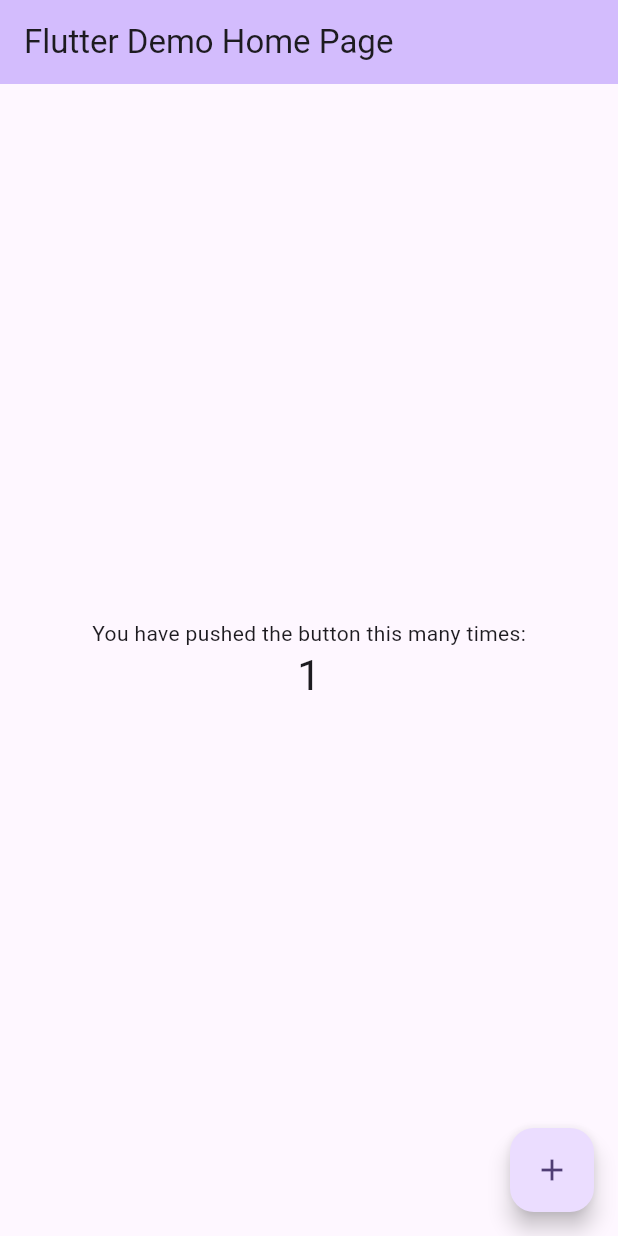
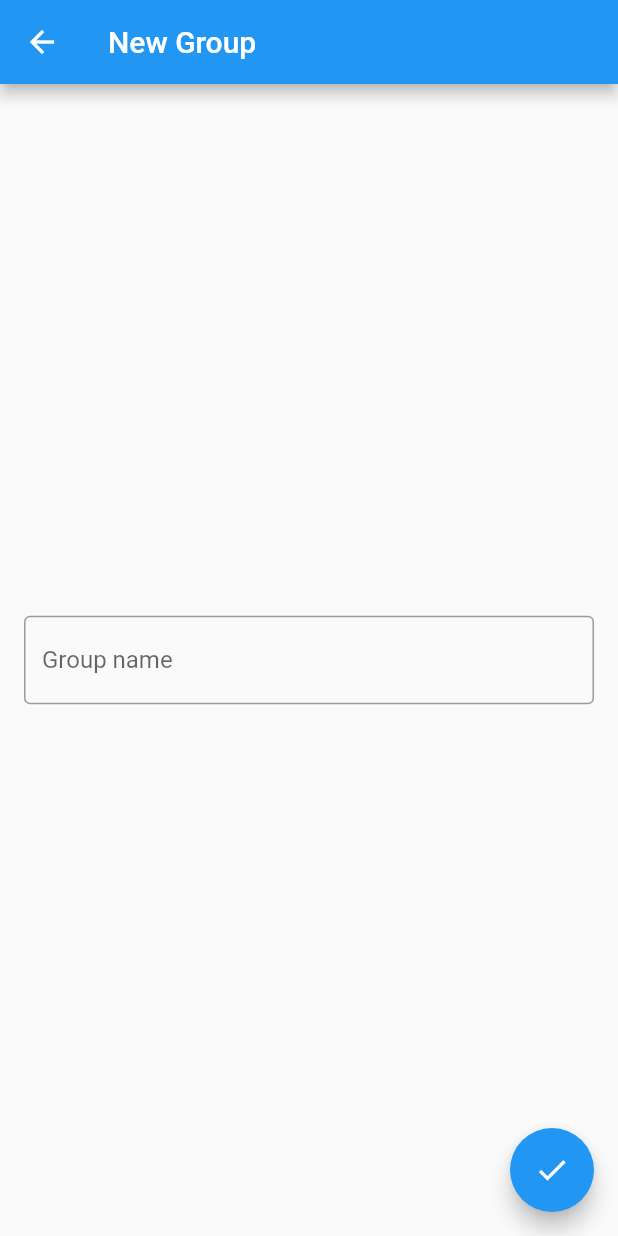
Before and after one commit to akniyet512/todo_hive, a Flutter app: the screen it shows after launch, after a tap on the "add" icon, on a phone screen of 412 x 824 dp. Run offline on Flutter 3.47's test engine with Material 2 defaults, Android fonts, the phone set to English and light mode, and no system bars; our stand-ins replace flutter_slidable, hive, hive_flutter; accounts and stored records are empty.

Commit message:
groups creation, reading, deletion

```diff
--- /dev/null
+++ b/lib/domain/entity/group.dart
@@ -0,0 +1,13 @@
+import 'package:hive/hive.dart';
+
+part "group.g.dart";
+
+@HiveType(typeId: 0)
+class Group {
+  @HiveField(0)
+  String name;
+
+  Group({
+    required this.name,
+  });
+}
--- a/lib/main.dart
+++ b/lib/main.dart
@@ -1,125 +1,27 @@
 import 'package:flutter/material.dart';
+import 'package:hive_flutter/hive_flutter.dart';
+import 'package:todo_hive/widgets/group_form/group_form_widget.dart';
+import 'package:todo_hive/widgets/groups/groups_widget.dart';
 
-void main() {
+//flutter packages pub run build_runner watch
+void main() async {
+  WidgetsFlutterBinding.ensureInitialized();
+  await Hive.initFlutter();
   runApp(const MyApp());
 }
 
 class MyApp extends StatelessWidget {
   const MyApp({super.key});
 
-  // This widget is the root of your application.
   @override
   Widget build(BuildContext context) {
     return MaterialApp(
-      title: 'Flutter Demo',
-      theme: ThemeData(
-        // This is the theme of your application.
-        //
-        // TRY THIS: Try running your application with "flutter run". You'll see
-        // the application has a blue toolbar. Then, without quitting the app,
-        // try changing the seedColor in the colorScheme below to Colors.green
-        // and then invoke "hot reload" (save your changes or press the "hot
-        // reload" button in a Flutter-supported IDE, or press "r" if you used
-        // the command line to start the app).
-        //
-        // Notice that the counter didn't reset back to zero; the application
-        // state is not lost during the reload. To reset the state, use hot
-        // restart instead.
-        //
-        // This works for code too, not just values: Most code changes can be
-        // tested with just a hot reload.
-        colorScheme: ColorScheme.fromSeed(seedColor: Colors.deepPurple),
-        useMaterial3: true,
-      ),
-      home: const MyHomePage(title: 'Flutter Demo Home Page'),
+      debugShowCheckedModeBanner: false,
+      routes: {
+        "/groups": (context) => const GroupsWidget(),
+        "/groups/form": (context) => const GroupFormWidget(),
+      },
+      initialRoute: "/groups",
     );
   }
 }
-
-class MyHomePage extends StatefulWidget {
-  const MyHomePage({super.key, required this.title});
-
-  // This widget is the home page of your application. It is stateful, meaning
-  // that it has a State object (defined below) that contains fields that affect
-  // how it looks.
-
-  // This class is the configuration for the state. It holds the values (in this
-  // case the title) provided by the parent (in this case the App widget) and
-  // used by the build method of the State. Fields in a Widget subclass are
-  // always marked "final".
-
-  final String title;
-
-  @override
-  State<MyHomePage> createState() => _MyHomePageState();
-}
-
-class _MyHomePageState extends State<MyHomePage> {
-  int _counter = 0;
-
-  void _incrementCounter() {
-    setState(() {
-      // This call to setState tells the Flutter framework that something has
-      // changed in this State, which causes it to rerun the build method below
-      // so that the display can reflect the updated values. If we changed
-      // _counter without calling setState(), then the build method would not be
-      // called again, and so nothing would appear to happen.
-      _counter++;
-    });
-  }
-
-  @override
-  Widget build(BuildContext context) {
-    // This method is rerun every time setState is called, for instance as done
-    // by the _incrementCounter method above.
-    //
-    // The Flutter framework has been optimized to make rerunning build methods
-    // fast, so that you can just rebuild anything that needs updating rather
-    // than having to individually change instances of widgets.
-    return Scaffold(
-      appBar: AppBar(
-        // TRY THIS: Try changing the color here to a specific color (to
-        // Colors.amber, perhaps?) and trigger a hot reload to see the AppBar
-        // change color while the other colors stay the same.
-        backgroundColor: Theme.of(context).colorScheme.inversePrimary,
-        // Here we take the value from the MyHomePage object that was created by
-        // the App.build method, and use it to set our appbar title.
-        title: Text(widget.title),
-      ),
-      body: Center(
-        // Center is a layout widget. It takes a single child and positions it
-        // in the middle of the parent.
-        child: Column(
-          // Column is also a layout widget. It takes a list of children and
-          // arranges them vertically. By default, it sizes itself to fit its
-          // children horizontally, and tries to be as tall as its parent.
-          //
-          // Column has various properties to control how it sizes itself and
-          // how it positions its children. Here we use mainAxisAlignment to
-          // center the children vertically; the main axis here is the vertical
-          // axis because Columns are vertical (the cross axis would be
-          // horizontal).
-          //
-          // TRY THIS: Invoke "debug painting" (choose the "Toggle Debug Paint"
-          // action in the IDE, or press "p" in the console), to see the
-          // wireframe for each widget.
-          mainAxisAlignment: MainAxisAlignment.center,
-          children: <Widget>[
-            const Text(
-              'You have pushed the button this many times:',
-            ),
-            Text(
-              '$_counter',
-              style: Theme.of(context).textTheme.headlineMedium,
-            ),
-          ],
-        ),
-      ),
-      floatingActionButton: FloatingActionButton(
-        onPressed: _incrementCounter,
-        tooltip: 'Increment',
-        child: const Icon(Icons.add),
-      ), // This trailing comma makes auto-formatting nicer for build methods.
-    );
-  }
-}
--- /dev/null
+++ b/lib/widgets/group_form/group_form_widget.dart
@@ -0,0 +1,64 @@
+import 'package:flutter/material.dart';
+import 'package:todo_hive/widgets/group_form/group_form_widget_model.dart';
+
+class GroupFormWidget extends StatefulWidget {
+  const GroupFormWidget({super.key});
+
+  @override
+  State<GroupFormWidget> createState() => _GroupFormWidgetState();
+}
+
+class _GroupFormWidgetState extends State<GroupFormWidget> {
+  final GroupFormWidgetModel _model = GroupFormWidgetModel();
+
+  @override
+  Widget build(BuildContext context) {
+    return GroupFormWidgetModelProvider(
+      model: _model,
+      child: const _GroupFormWidgetBody(),
+    );
+  }
+}
+
+class _GroupFormWidgetBody extends StatelessWidget {
+  const _GroupFormWidgetBody();
+
+  @override
+  Widget build(BuildContext context) {
+    return Scaffold(
+      appBar: AppBar(
+        title: const Text("New Group"),
+      ),
+      body: const Center(
+        child: Padding(
+          padding: EdgeInsets.symmetric(horizontal: 16),
+          child: _GroupNameWidget(),
+        ),
+      ),
+      floatingActionButton: FloatingActionButton(
+        onPressed: () async => await GroupFormWidgetModelProvider.read(context)
+            ?.model
+            .saveGroup(context),
+        child: const Icon(Icons.done),
+      ),
+    );
+  }
+}
+
+class _GroupNameWidget extends StatelessWidget {
+  const _GroupNameWidget();
+
+  @override
+  Widget build(BuildContext context) {
+    final GroupFormWidgetModel? model =
+        GroupFormWidgetModelProvider.read(context)?.model;
+    return TextField(
+      decoration: const InputDecoration(
+        border: OutlineInputBorder(),
+        hintText: "Group name",
+      ),
+      onChanged: (value) => model!.groupName = value,
+      onEditingComplete: () async => await model!.saveGroup(context),
+    );
+  }
+}
--- /dev/null
+++ b/lib/widgets/group_form/group_form_widget_model.dart
@@ -0,0 +1,49 @@
+import 'package:flutter/material.dart';
+import 'package:hive/hive.dart';
+import 'package:todo_hive/domain/entity/group.dart';
+
+class GroupFormWidgetModel {
+  String groupName = "";
+  Future<void> saveGroup(BuildContext context) async {
+    if (groupName.isEmpty) return;
+
+    if (!Hive.isAdapterRegistered(0)) {
+      Hive.registerAdapter(GroupAdapter());
+    }
+
+    final Box groupBox = await Hive.openBox<Group>("group_box");
+    final Group group = Group(name: groupName);
+    await groupBox.add(group).whenComplete(() {
+      Navigator.of(context).pop();
+    });
+  }
+}
+
+class GroupFormWidgetModelProvider extends InheritedWidget {
+  final GroupFormWidgetModel model;
+
+  const GroupFormWidgetModelProvider({
+    super.key,
+    required Widget child,
+    required this.model,
+  }) : super(
+          child: child,
+        );
+
+  static GroupFormWidgetModelProvider? watch(BuildContext context) {
+    return context
+        .dependOnInheritedWidgetOfExactType<GroupFormWidgetModelProvider>();
+  }
+
+  static GroupFormWidgetModelProvider? read(BuildContext context) {
+    final Widget? widget = context
+        .getElementForInheritedWidgetOfExactType<GroupFormWidgetModelProvider>()
+        ?.widget;
+    return widget is GroupFormWidgetModelProvider ? widget : null;
+  }
+
+  @override
+  bool updateShouldNotify(covariant GroupFormWidgetModelProvider oldWidget) {
+    return true;
+  }
+}
--- /dev/null
+++ b/lib/widgets/groups/groups_widget.dart
@@ -0,0 +1,94 @@
+import 'package:flutter/material.dart';
+import 'package:flutter_slidable/flutter_slidable.dart';
+import 'package:todo_hive/domain/entity/group.dart';
+import 'package:todo_hive/widgets/groups/groups_widget_model.dart';
+
+class GroupsWidget extends StatefulWidget {
+  const GroupsWidget({super.key});
+
+  @override
+  State<GroupsWidget> createState() => _GroupsWidgetState();
+}
+
+class _GroupsWidgetState extends State<GroupsWidget> {
+  final GroupsWidgetModel _model = GroupsWidgetModel();
+
+  @override
+  Widget build(BuildContext context) {
+    return GroupsWidgetModelProvider(
+      model: _model,
+      child: const _GroupsWidgetBody(),
+    );
+  }
+}
+
+class _GroupsWidgetBody extends StatelessWidget {
+  const _GroupsWidgetBody();
+
+  @override
+  Widget build(BuildContext context) {
+    return Scaffold(
+      appBar: AppBar(
+        title: const Text("Groups"),
+      ),
+      body: const _GroupsList(),
+      floatingActionButton: FloatingActionButton(
+        onPressed: () async => await GroupsWidgetModelProvider.read(context)
+            ?.model
+            .showForm(context),
+        child: const Icon(Icons.add),
+      ),
+    );
+  }
+}
+
+class _GroupsList extends StatelessWidget {
+  const _GroupsList();
+
+  @override
+  Widget build(BuildContext context) {
+    final int groupsCount =
+        GroupsWidgetModelProvider.watch(context)?.model.groups.length ?? 0;
+    return ListView.separated(
+      itemBuilder: (context, index) {
+        return _GroupsListRowWidget(index: index);
+      },
+      separatorBuilder: (context, index) {
+        return const Divider(
+          thickness: 2,
+          height: 3,
+        );
+      },
+      itemCount: groupsCount,
+    );
+  }
+}
+
+class _GroupsListRowWidget extends StatelessWidget {
+  final int index;
+  const _GroupsListRowWidget({required this.index});
+
+  @override
+  Widget build(BuildContext context) {
+    final Group group = GroupsWidgetModelProvider.read(context)!.model.groups[index];
+    return Slidable(
+      endActionPane: ActionPane(
+        motion: const ScrollMotion(),
+        children: [
+          SlidableAction(
+            onPressed: (context) async => GroupsWidgetModelProvider.read(context)!.model.deleteGroup(index),
+            backgroundColor: const Color(0xFFFE4A49),
+            foregroundColor: Colors.white,
+            icon: Icons.delete,
+            label: 'Delete',
+          ),
+        ],
+      ),
+      child: ListTile(
+        title: Text(group.name),
+        trailing: const Icon(Icons.chevron_right),
+        onTap: () {},
+      ),
+    );
+  }
+}
--- /dev/null
+++ b/lib/widgets/groups/groups_widget_model.dart
@@ -0,0 +1,65 @@
+import 'package:flutter/material.dart';
+import 'package:hive_flutter/hive_flutter.dart';
+import 'package:todo_hive/domain/entity/group.dart';
+
+class GroupsWidgetModel extends ChangeNotifier {
+  GroupsWidgetModel() {
+    _setup();
+  }
+  List<Group> _groups = [];
+
+  List<Group> get groups => _groups.toList();
+
+  Future<void> showForm(BuildContext context) async {
+    await Navigator.of(context).pushNamed("/groups/form");
+  }
+
+  Future<void> _setup() async {
+    if (!Hive.isAdapterRegistered(0)) {
+      Hive.registerAdapter(GroupAdapter());
+    }
+
+    final Box box = await Hive.openBox<Group>("group_box");
+    _readGroupsFromHive(box);
+    box.listenable().addListener(() => _readGroupsFromHive(box));
+  }
+
+  Future<void> deleteGroup(int index) async {
+    if (!Hive.isAdapterRegistered(0)) {
+      Hive.registerAdapter(GroupAdapter());
+    }
+
+    final Box box = await Hive.openBox<Group>("group_box");
+    await box.deleteAt(index);
+  }
+
+  void _readGroupsFromHive(Box box) {
+    _groups = box.values.toList() as List<Group>;
+    notifyListeners();
+  }
+}
+
+class GroupsWidgetModelProvider extends InheritedNotifier {
+  final GroupsWidgetModel model;
+
+  const GroupsWidgetModelProvider({
+    super.key,
+    required Widget child,
+    required this.model,
+  }) : super(
+          child: child,
+          notifier: model,
+        );
+
+  static GroupsWidgetModelProvider? watch(BuildContext context) {
+    return context
+        .dependOnInheritedWidgetOfExactType<GroupsWidgetModelProvider>();
+  }
+
+  static GroupsWidgetModelProvider? read(BuildContext context) {
+    final Widget? widget = context
+        .getElementForInheritedWidgetOfExactType<GroupsWidgetModelProvider>()
+        ?.widget;
+    return widget is GroupsWidgetModelProvider ? widget : null;
+  }
+}
--- a/pubspec.yaml
+++ b/pubspec.yaml
@@ -35,6 +35,9 @@ dependencies:
   # The following adds the Cupertino Icons font to your application.
   # Use with the CupertinoIcons class for iOS style icons.
   cupertino_icons: ^1.0.2
+  flutter_slidable: ^3.0.0
+  hive: ^2.2.3
+  hive_flutter: ^1.1.0
 
 dev_dependencies:
   flutter_test:
@@ -46,6 +49,8 @@ dev_dependencies:
   # package. See that file for information about deactivating specific lint
   # rules and activating additional ones.
   flutter_lints: ^2.0.0
+  build_runner: ^2.4.6
+  hive_generator: ^2.0.0
 
 # For information on the generic Dart part of this file, see the
 # following page: https://dart.dev/tools/pub/pubspec
```
Also changed, not shown: lib/domain/entity/group.g.dart (added), pubspec.lock, 7 other files.
